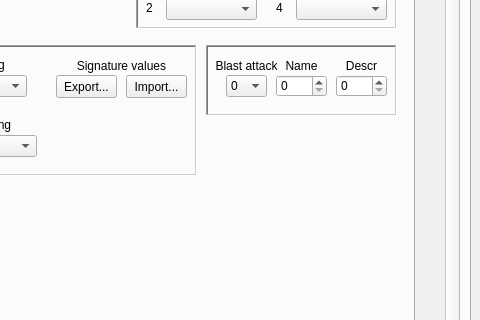
Qt form lib/design/Raging_Tools/Raging_Tools.ui (adsl14/Raging-tools) before a commit; both pictures show x 567 to 1047 and y 335 to 655 of the 1047 by 853 pixel window.
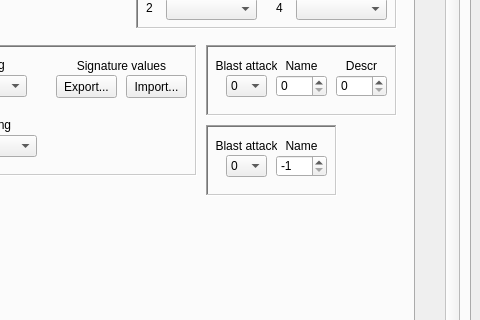
The same form after that commit. The open tabs and pages were chosen to show the change. Icons and pictures are not drawn.

Commit message: Blast attacks ID text ingame battle can now be changed

What changed in the file:
```diff
--- a/lib/design/Raging_Tools/Raging_Tools.ui
+++ b/lib/design/Raging_Tools/Raging_Tools.ui
@@ -3466,6 +3466,165 @@
                </property>
               </widget>
              </widget>
+             <widget class="QFrame" name="font_convert_frame">
+              <property name="geometry">
+               <rect>
+                <x>750</x>
+                <y>370</y>
+                <width>131</width>
+                <height>71</height>
+               </rect>
+              </property>
+              <property name="frameShape">
+               <enum>QFrame::WinPanel</enum>
+              </property>
+              <property name="frameShadow">
+               <enum>QFrame::Sunken</enum>
+              </property>
+              <widget class="QComboBox" name="blast_attack_id_ingame_value">
+               <property name="geometry">
+                <rect>
+                 <x>20</x>
+                 <y>30</y>
+                 <width>41</width>
+                 <height>22</height>
+                </rect>
+               </property>
+               <property name="currentText">
+                <string>0</string>
+               </property>
+               <property name="currentIndex">
+                <number>0</number>
+               </property>
+               <item>
+                <property name="text">
+                 <string>0</string>
+                </property>
+               </item>
+               <item>
+                <property name="text">
+                 <string>1</string>
+                </property>
+               </item>
+               <item>
+                <property name="text">
+                 <string>2</string>
+                </property>
+               </item>
+               <item>
+                <property name="text">
+                 <string>3</string>
+                </property>
+               </item>
+               <item>
+                <property name="text">
+                 <string>4</string>
+                </property>
+               </item>
+               <item>
+                <property name="text">
+                 <string>5</string>
+                </property>
+               </item>
+               <item>
+                <property name="text">
+                 <string>6</string>
+                </property>
+               </item>
+               <item>
+                <property name="text">
+                 <string>7</string>
+                </property>
+               </item>
+               <item>
+                <property name="text">
+                 <string>8</string>
+                </property>
+               </item>
+               <item>
+                <property name="text">
+                 <string>9</string>
+                </property>
+               </item>
+               <item>
+                <property name="text">
+                 <string>10</string>
+                </property>
+               </item>
+               <item>
+                <property name="text">
+                 <string>11</string>
+                </property>
+               </item>
+               <item>
+                <property name="text">
+                 <string>12</string>
+                </property>
+               </item>
+               <item>
+                <property name="text">
+                 <string>13</string>
+                </property>
+               </item>
+              </widget>
+              <widget class="QLabel" name="blast_attack_id_ingame_text">
+               <property name="geometry">
+                <rect>
+                 <x>10</x>
+                 <y>10</y>
+                 <width>61</width>
+                 <height>21</height>
+                </rect>
+               </property>
+               <property name="toolTip">
+                <string>&lt;html&gt;&lt;head/&gt;&lt;body&gt;&lt;p&gt;Select the ID text for the name that the character will use for a blast attack &lt;span style=&quot; font-weight:600;&quot;&gt;ingame&lt;/span&gt;.&lt;/p&gt;&lt;p&gt;If you want to know for an ID text, what name is currently written, you can check it in the &lt;span style=&quot; font-weight:600;&quot;&gt;L_Skill_XY &lt;/span&gt;folder (where &lt;span style=&quot; font-weight:600;&quot;&gt;XY&lt;/span&gt; is the language) located in &lt;span style=&quot; font-weight:600;&quot;&gt;battle_screen_main_XY_m&lt;/span&gt;. &lt;/p&gt;&lt;p&gt;For descriptions, you can check it in the &lt;span style=&quot; font-weight:600;&quot;&gt;P_blast_XY&lt;/span&gt; folder located in &lt;span style=&quot; font-weight:600;&quot;&gt;pause_menu_XY_m&lt;/span&gt;. &lt;/p&gt;&lt;p&gt;The .zpak that holds the names and descriptions is &lt;span style=&quot; font-weight:600;&quot;&gt;battle_screen_main_XY_m.zpak&lt;/span&gt; from st_pack_battle_others_pt_ps3 or st_pack_battle_others_pt_x360.afs.&lt;/p&gt;&lt;p&gt;&lt;br/&gt;&lt;/p&gt;&lt;p&gt;If you want that a blast attack doesn't have any name on it, select the value &lt;span style=&quot; font-weight:600;&quot;&gt;-1&lt;/span&gt; to make it empty in game.&lt;/p&gt;&lt;/body&gt;&lt;/html&gt;</string>
+               </property>
+               <property name="text">
+                <string>Blast attack</string>
+               </property>
+               <property name="alignment">
+                <set>Qt::AlignCenter</set>
+               </property>
+              </widget>
+              <widget class="QSpinBox" name="blast_attack_name_id_ingame_value">
+               <property name="geometry">
+                <rect>
+                 <x>70</x>
+                 <y>30</y>
+                 <width>51</width>
+                 <height>22</height>
+                </rect>
+               </property>
+               <property name="minimum">
+                <number>-1</number>
+               </property>
+               <property name="maximum">
+                <number>999</number>
+               </property>
+               <property name="value">
+                <number>-1</number>
+               </property>
+              </widget>
+              <widget class="QLabel" name="blast_attack_name_id_ingame_text">
+               <property name="geometry">
+                <rect>
+                 <x>70</x>
+                 <y>10</y>
+                 <width>51</width>
+                 <height>21</height>
+                </rect>
+               </property>
+               <property name="toolTip">
+                <string>&lt;html&gt;&lt;head/&gt;&lt;body&gt;&lt;p&gt;The text ID to be used for a blast attack&lt;/p&gt;&lt;/body&gt;&lt;/html&gt;</string>
+               </property>
+               <property name="text">
+                <string>Name</string>
+               </property>
+               <property name="alignment">
+                <set>Qt::AlignCenter</set>
+               </property>
+              </widget>
+             </widget>
             </widget>
             <widget class="QWidget" name="operate_character_xyz_m_frame">
              <attribute name="title">
```
Left out of the diff: 2 changed lines with no effect on the pictures. The commit also changes 10 other files.
